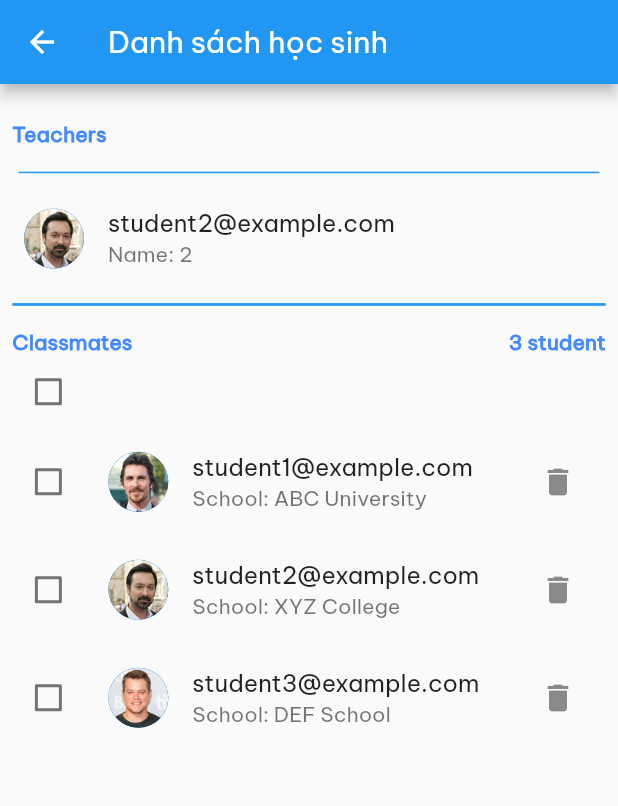
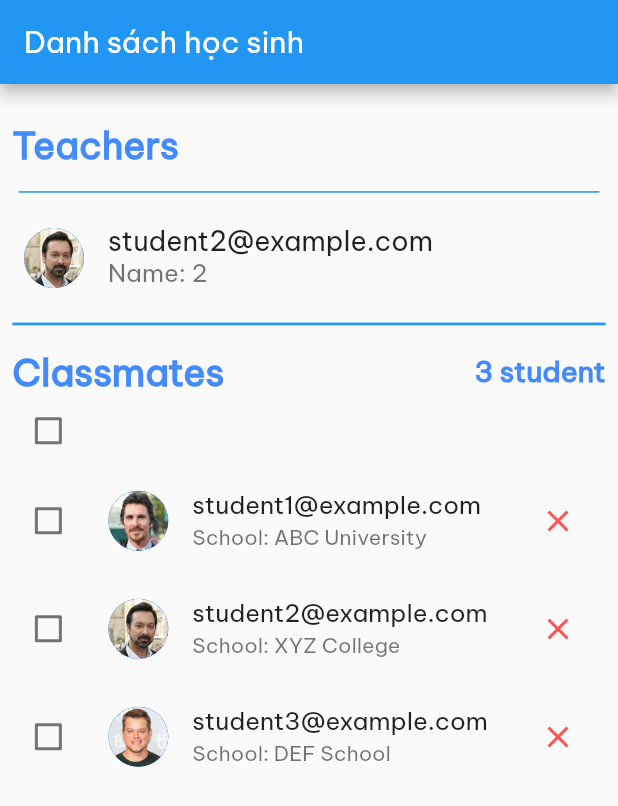
Before and after one commit to Nhat-An-GitOrganization/typing_contest_mobile, a Flutter app: the StudentOfClass screen opened directly, on a phone screen of 412 x 824 dp. Shown: the top 806 px of the screen. Run offline on Flutter 3.47's test engine with Material 2 defaults, Android fonts, the light colour scheme and no system bars; our stand-ins replace awesome_dialog, carousel_slider, confetti, curved_navigation_bar, firebase_auth, firebase_core and 5 more; accounts and stored records are empty; project files that could hold a hidden picture were left out.

Commit message:
lststudent_detailRound_2

```diff
--- a/lib/component/student_class/student.dart
+++ b/lib/component/student_class/student.dart
@@ -27,12 +27,13 @@ class _StudentListScreenState extends State<StudentOfClass> {
               alignment: Alignment.centerLeft,
               child: Padding(
                 padding: EdgeInsets.fromLTRB(size.height* 0.01,size.height* 0.03,size.height* 0.01,size.height* 0.01),
-                child:const Text(
+                child: Text(
                   'Teachers',
                   style: TextStyle(
-
+                      fontSize: size.height * 0.03,
                       fontWeight: FontWeight.bold,
-                      color: Colors.blueAccent
+                      color: Colors.blueAccent,
+                      fontFamily: 'BeVietnamPro'
                   ),
                 ),
               ),
@@ -49,8 +50,17 @@ class _StudentListScreenState extends State<StudentOfClass> {
                 leading: CircleAvatar(
                   backgroundImage: AssetImage(students[1]?.image??''),
                 ),
-                title: Text(students[1]?.email ?? ''),
-                subtitle: Text('Name: ${students[1]?.id ?? ''}'),
+                title: Text(students[1]?.email ?? '',
+                  style: TextStyle(
+                    fontFamily: 'BeVietnamPro',
+                    fontSize: size.height*0.022
+                ),),
+                subtitle: Text('Name: ${students[1]?.id ?? ''}',
+                  style: TextStyle(
+                    fontSize: size.height*0.02,
+                    fontFamily: 'BeVietnamPro',
+                  )
+                  ,),
               ),
             ),
             Padding(
@@ -70,18 +80,22 @@ class _StudentListScreenState extends State<StudentOfClass> {
                     Row(
                       mainAxisAlignment: MainAxisAlignment.spaceBetween,
                       children: [
-                       const Text(
+                        Text(
                           'Classmates',
                           style: TextStyle(
+                            fontSize: size.height * 0.03,
                             fontWeight: FontWeight.bold,
                             color: Colors.blueAccent,
+                              fontFamily: 'BeVietnamPro'
                           ),
                         ),
                         Text(
                           '${students.length} student',
-                          style:const TextStyle(
+                          style: TextStyle(
+                            fontSize: size.height * 0.023,
                             color: Colors.blueAccent,
                             fontWeight: FontWeight.bold,
+                              fontFamily: 'BeVietnamPro'
                           ),
                         ),
                       ],
@@ -110,8 +124,7 @@ class _StudentListScreenState extends State<StudentOfClass> {
                 child: ListView.builder(
                   itemCount: students.length,
                   itemBuilder: (context, index) {
-                    return Container(
-                      child: Padding(
+                    return Padding(
                       padding: EdgeInsets.only(left: size.height*0.01),
                       child: Row(
                         children: [
@@ -128,11 +141,20 @@ class _StudentListScreenState extends State<StudentOfClass> {
                               leading: CircleAvatar(
                                 backgroundImage: AssetImage(students[index]?.image ?? ''),
                               ),
-                                title: Text(students[index]?.email ?? ''),
-                                subtitle: Text('School: ${students[index]?.trainingFacility ?? ''}'),
+                              title: Text(students[index]?.email ?? '',
+                              style: TextStyle(
+                                fontSize: size.height*0.02,
+                                fontFamily: 'BeVietnamPro',
+                              ),),
+                              subtitle: Text('School: ${students[index]?.trainingFacility ?? ''}',
+                                  style: TextStyle(
+                                      fontSize: size.height*0.017,
+                                      fontFamily: 'BeVietnamPro',
+                                  )),
                               trailing: SizedBox(
                                 child: IconButton(
-                                    icon: const Icon(Icons.delete),
+                                  icon: const Icon(Icons.close_sharp),
+                                  color: Colors.redAccent,
                                   onPressed: () {
                                     // setState(() {
                                     //   students.removeAt(index);
@@ -146,7 +168,6 @@ class _StudentListScreenState extends State<StudentOfClass> {
                             ),
                           ),
                         ],
-                        ),
                       ),
                     );
                   },
--- a/lib/main.dart
+++ b/lib/main.dart
@@ -4,6 +4,8 @@ import 'package:typing_contest_mobile/firebase_options.dart';
 import 'package:provider/provider.dart';
 import 'package:typing_contest_mobile/screen/home_screen.dart';
 import 'package:typing_contest_mobile/screen/login_screen.dart';
+
+import 'component/student_class/student.dart';
 
 Future<void> main() async {
   WidgetsFlutterBinding.ensureInitialized();
@@ -32,7 +34,7 @@ class MyApp extends StatelessWidget {
         textTheme: newTextStyle,
       ),
       debugShowCheckedModeBanner: false,
-      home: const LoginPage(),
+      home: const StudentOfClass(),
     );
   }
 }
```
Lines whose indentation alone changed are shown as unchanged.
